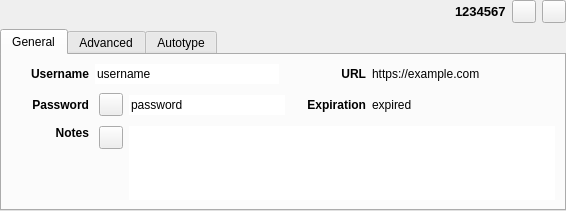
Old version of the form src/gui/EntryPreviewWidget.ui in the repository ziah/keepassxc.
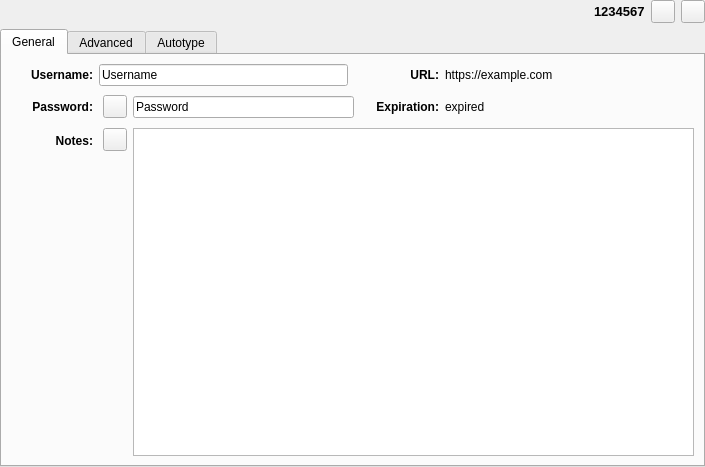
New version of the form. Custom widgets are drawn as their Qt base class.

Commit message: Lots of UI tweaks, use system theme icons, enable QLineEdit borders, allow renaming attachments

What changed in the file:
```diff
--- a/src/gui/EntryPreviewWidget.ui
+++ b/src/gui/EntryPreviewWidget.ui
@@ -6,8 +6,8 @@
    <rect>
     <x>0</x>
     <y>0</y>
-    <width>566</width>
-    <height>169</height>
+    <width>705</width>
+    <height>467</height>
    </rect>
   </property>
   <layout class="QVBoxLayout" name="verticalLayout_7">
@@ -172,7 +172,72 @@
               <property name="bottomMargin">
                <number>0</number>
               </property>
-              <item row="1" column="1">
+              <item row="3" column="0">
+               <spacer name="entryLeftHorizontalSpacer_2">
+                <property name="orientation">
+                 <enum>Qt::Horizontal</enum>
+                </property>
+                <property name="sizeType">
+                 <enum>QSizePolicy::Fixed</enum>
+                </property>
+                <property name="sizeHint" stdset="0">
+                 <size>
+                  <width>20</width>
+                  <height>30</height>
+                 </size>
+                </property>
+               </spacer>
+              </item>
+              <item row="4" column="5" colspan="5">
+               <layout class="QHBoxLayout" name="horizontalLayout_3" stretch="0,0">
+                <property name="spacing">
+                 <number>6</number>
+                </property>
+                <property name="leftMargin">
+                 <number>4</number>
+                </property>
+                <item alignment="Qt::AlignTop">
+                 <widget class="QToolButton" name="toggleEntryNotesButton">
+                  <property name="text">
+                   <string/>
+                  </property>
+                  <property name="checkable">
+                   <bool>true</bool>
+                  </property>
+                 </widget>
+                </item>
+                <item>
+                 <widget class="QTextEdit" name="entryNotesTextEdit">
+                  <property name="readOnly">
+                   <bool>true</bool>
+                  </property>
+                 </widget>
+                </item>
+               </layout>
+              </item>
+              <item row="3" column="8">
+               <widget class="QLabel" name="entryExpirationTitleLabel">
+                <property name="sizePolicy">
+                 <sizepolicy hsizetype="Minimum" vsizetype="Preferred">
+                  <horstretch>0</horstretch>
+                  <verstretch>0</verstretch>
+                 </sizepolicy>
+                </property>
+                <property name="font">
+                 <font>
+                  <weight>75</weight>
+                  <bold>true</bold>
+                 </font>
+                </property>
+                <property name="text">
+                 <string>Expiration:</string>
+                </property>
+                <property name="alignment">
+                 <set>Qt::AlignRight|Qt::AlignTrailing|Qt::AlignVCenter</set>
+                </property>
+               </widget>
+              </item>
+              <item row="3" column="1">
                <widget class="QLabel" name="entryPasswordTitleLabel">
                 <property name="sizePolicy">
                  <sizepolicy hsizetype="Minimum" vsizetype="Preferred">
@@ -187,13 +252,45 @@
                  </font>
                 </property>
                 <property name="text">
-                 <string>Password</string>
+                 <string>Password:</string>
                 </property>
                 <property name="alignment">
                  <set>Qt::AlignRight|Qt::AlignTrailing|Qt::AlignVCenter</set>
                 </property>
                </widget>
               </item>
+              <item row="0" column="7">
+               <spacer name="entryMiddleHorizontalSpacer">
+                <property name="orientation">
+                 <enum>Qt::Horizontal</enum>
+                </property>
+                <property name="sizeType">
+                 <enum>QSizePolicy::Fixed</enum>
+                </property>
+                <property name="sizeHint" stdset="0">
+                 <size>
+                  <width>10</width>
+                  <height>20</height>
+                 </size>
+                </property>
+               </spacer>
+              </item>
+              <item row="4" column="0">
+               <spacer name="entryLeftHorizontalSpacer_5">
+                <property name="orientation">
+                 <enum>Qt::Horizontal</enum>
+                </property>
+                <property name="sizeType">
+                 <enum>QSizePolicy::Fixed</enum>
+                </property>
+                <property name="sizeHint" stdset="0">
+                 <size>
+                  <width>20</width>
+                  <height>20</height>
+                 </size>
+                </property>
+               </spacer>
+              </item>
               <item row="0" column="0">
                <spacer name="entryLeftHorizontalSpacer">
                 <property name="orientation">
@@ -210,7 +307,7 @@
                 </property>
                </spacer>
               </item>
-              <item row="1" column="2" colspan="2">
+              <item row="3" column="5" colspan="2">
                <layout class="QHBoxLayout" name="horizontalLayout_2" stretch="0,0">
                 <property name="spacing">
                  <number>6</number>
@@ -230,20 +327,8 @@
                 </item>
                 <item>
                  <widget class="QLineEdit" name="entryPasswordLabel">
-                  <property name="minimumSize">
-                   <size>
-                    <width>150</width>
-                    <height>0</height>
-                   </size>
-                  </property>
-                  <property name="focusPolicy">
-                   <enum>Qt::ClickFocus</enum>
-                  </property>
                   <property name="text">
-                   <string notr="true">password</string>
-                  </property>
-                  <property name="frame">
-                   <bool>false</bool>
+                   <string notr="true">Password</string>
                   </property>
                   <property name="dragEnabled">
                    <bool>true</bool>
@@ -255,23 +340,7 @@
                 </item>
                </layout>
               </item>
-              <item row="0" column="4">
-               <spacer name="entryMiddleHorizontalSpacer">
-                <property name="orientation">
-                 <enum>Qt::Horizontal</enum>
-                </property>
-                <property name="sizeType">
-                 <enum>QSizePolicy::Fixed</enum>
-                </property>
-                <property name="sizeHint" stdset="0">
-                 <size>
-                  <width>10</width>
-                  <height>20</height>
-                 </size>
-                </property>
-               </spacer>
-              </item>
-              <item row="0" column="6">
+              <item row="0" column="9">
                <widget class="ElidedLabel" name="entryUrlLabel">
                 <property name="sizePolicy">
                  <sizepolicy hsizetype="Expanding" vsizetype="Preferred">
@@ -299,51 +368,7 @@
                 </property>
                </widget>
               </item>
-              <item row="2" column="1">
-               <widget class="QLabel" name="entryNotesTitleLabel">
-                <property name="sizePolicy">
-                 <sizepolicy hsizetype="Minimum" vsizetype="Preferred">
-                  <horstretch>0</horstretch>
-                  <verstretch>0</verstretch>
-                 </sizepolicy>
-                </property>
-                <property name="font">
-                 <font>
-                  <weight>75</weight>
-                  <bold>true</bold>
-                 </font>
-                </property>
-                <property name="text">
-                 <string>Notes</string>
-                </property>
-                <property name="alignment">
-                 <set>Qt::AlignRight|Qt::AlignTop|Qt::AlignTrailing</set>
-                </property>
-               </widget>
-              </item>
-              <item row="1" column="5">
-               <widget class="QLabel" name="entryExpirationTitleLabel">
-                <property name="sizePolicy">
-                 <sizepolicy hsizetype="Minimum" vsizetype="Preferred">
-                  <horstretch>0</horstretch>
-                  <verstretch>0</verstretch>
-                 </sizepolicy>
-                </property>
-                <property name="font">
-                 <font>
-                  <weight>75</weight>
-                  <bold>true</bold>
-                 </font>
-                </property>
-                <property name="text">
-                 <string>Expiration</string>
-                </property>
-                <property name="alignment">
-                 <set>Qt::AlignRight|Qt::AlignTrailing|Qt::AlignVCenter</set>
-                </property>
-               </widget>
-              </item>
-              <item row="1" column="6">
+              <item row="3" column="9">
                <widget class="QLabel" name="entryExpirationLabel">
                 <property name="sizePolicy">
                  <sizepolicy hsizetype="Expanding" vsizetype="Preferred">
@@ -356,122 +381,7 @@
                 </property>
                </widget>
               </item>
-              <item row="2" column="0">
-               <spacer name="entryLeftHorizontalSpacer_5">
-                <property name="orientation">
-                 <enum>Qt::Horizontal</enum>
-                </property>
-                <property name="sizeType">
-                 <enum>QSizePolicy::Fixed</enum>
-                </property>
-                <property name="sizeHint" stdset="0">
-                 <size>
-                  <width>20</width>
-                  <height>20</height>
-                 </size>
-                </property>
-               </spacer>
-              </item>
-              <item row="1" column="0">
-               <spacer name="entryLeftHorizontalSpacer_2">
-                <property name="orientation">
-                 <enum>Qt::Horizontal</enum>
-                </property>
-                <property name="sizeType">
-                 <enum>QSizePolicy::Fixed</enum>
-                </property>
-                <property name="sizeHint" stdset="0">
-                 <size>
-                  <width>20</width>
-                  <height>30</height>
-                 </size>
-                </property>
-               </spacer>
-              </item>
-              <item row="2" column="2" colspan="5">
-               <layout class="QHBoxLayout" name="horizontalLayout_3" stretch="0,0">
-                <property name="spacing">
-                 <number>6</number>
-                </property>
-                <property name="leftMargin">
-                 <number>4</number>
-                </property>
-                <item alignment="Qt::AlignTop">
-                 <widget class="QToolButton" name="toggleEntryNotesButton">
-                  <property name="text">
-                   <string/>
-                  </property>
-                  <property name="checkable">
-                   <bool>true</bool>
-                  </property>
-                 </widget>
-                </item>
-                <item>
-                 <widget class="QTextEdit" name="entryNotesTextEdit">
-                  <property name="focusPolicy">
-                   <enum>Qt::ClickFocus</enum>
-                  </property>
-                  <property name="frameShape">
-                   <enum>QFrame::NoFrame</enum>
-                  </property>
-                  <property name="frameShadow">
-                   <enum>QFrame::Plain</enum>
-                  </property>
-                  <property name="lineWidth">
-                   <number>0</number>
-                  </property>
-                  <property name="tabChangesFocus">
-                   <bool>true</bool>
-                  </property>
-                  <property name="readOnly">
-                   <bool>true</bool>
-                  </property>
-                 </widget>
-                </item>
-               </layout>
-              </item>
-              <item row="0" column="1">
-               <widget class="QLabel" name="entryUsernameTitleLabel">
-                <property name="sizePolicy">
-                 <sizepolicy hsizetype="Minimum" vsizetype="Preferred">
-                  <horstretch>0</horstretch>
-                  <verstretch>0</verstretch>
-                 </sizepolicy>
-                </property>
-                <property name="font">
-                 <font>
-                  <weight>75</weight>
-                  <bold>true</bold>
-                 </font>
-                </property>
-                <property name="layoutDirection">
-                 <enum>Qt::LeftToRight</enum>
-                </property>
-                <property name="text">
-                 <string>Username</string>
-                </property>
-                <property name="alignment">
-                 <set>Qt::AlignRight|Qt::AlignTrailing|Qt::AlignVCenter</set>
-                </property>
-               </widget>
-              </item>
-              <item row="1" column="4">
-               <spacer name="entryMiddleHorizontalSpacer_3">
-                <property name="orientation">
-                 <enum>Qt::Horizontal</enum>
-                </property>
-                <property name="sizeType">
-                 <enum>QSizePolicy::Fixed</enum>
-                </property>
-                <property name="sizeHint" stdset="0">
-                 <size>
-                  <width>10</width>
-                  <height>20</height>
-                 </size>
-                </property>
-               </spacer>
-              </item>
-              <item row="0" column="5">
+              <item row="0" column="8">
                <widget class="QLabel" name="entryUrlTitleLabel">
                 <property name="sizePolicy">
                  <sizepolicy hsizetype="Minimum" vsizetype="Preferred">
@@ -486,32 +396,17 @@
                  </font>
                 </property>
                 <property name="text">
-                 <string>URL</string>
+                 <string>URL:</string>
                 </property>
                 <property name="alignment">
                  <set>Qt::AlignRight|Qt::AlignTrailing|Qt::AlignVCenter</set>
                 </property>
                </widget>
               </item>
-              <item row="0" column="2">
+              <item row="0" column="5">
                <widget class="QLineEdit" name="entryUsernameLabel">
-                <property name="minimumSize">
-                 <size>
-                  <width>150</width>
-                  <height>0</height>
-                 </size>
-                </property>
-                <property name="focusPolicy">
-                 <enum>Qt::ClickFocus</enum>
-                </property>
                 <property name="text">
-                 <string notr="true">username</string>
-                </property>
-                <property name="frame">
-                 <bool>false</bool>
-                </property>
-                <property name="cursorPosition">
-                 <number>8</number>
+                 <string notr="true">Username</string>
                 </property>
                 <property name="dragEnabled">
                  <bool>true</bool>
@@ -521,6 +416,73 @@
                 </property>
                </widget>
               </item>
+              <item row="3" column="7">
+               <spacer name="entryMiddleHorizontalSpacer_3">
+                <property name="orientation">
+                 <enum>Qt::Horizontal</enum>
+                </property>
+                <property name="sizeType">
+                 <enum>QSizePolicy::Fixed</enum>
+                </property>
+                <property name="sizeHint" stdset="0">
+                 <size>
+                  <width>10</width>
+                  <height>20</height>
+                 </size>
+                </property>
+               </spacer>
+              </item>
+              <item row="0" column="1">
+               <widget class="QLabel" name="entryUsernameTitleLabel">
+                <property name="sizePolicy">
+                 <sizepolicy hsizetype="Minimum" vsizetype="Preferred">
+                  <horstretch>0</horstretch>
+                  <verstretch>0</verstretch>
+                 </sizepolicy>
+                </property>
+                <property name="font">
+                 <font>
+                  <weight>75</weight>
+                  <bold>true</bold>
+                 </font>
+                </property>
+                <property name="text">
+                 <string>Username:</string>
+                </property>
+                <property name="alignment">
+                 <set>Qt::AlignRight|Qt::AlignTrailing|Qt::AlignVCenter</set>
+                </property>
+               </widget>
+              </item>
+              <item row="4" column="1">
+               <layout class="QVBoxLayout" name="verticalLayout">
+                <property name="topMargin">
+                 <number>6</number>
+                </property>
+                <item>
+                 <widget class="QLabel" name="entryNotesTitleLabel">
+                  <property name="sizePolicy">
+                   <sizepolicy hsizetype="Minimum" vsizetype="Preferred">
+                    <horstretch>0</horstretch>
+                    <verstretch>0</verstretch>
+                   </sizepolicy>
+                  </property>
+                  <property name="font">
+                   <font>
+                    <weight>75</weight>
+                    <bold>true</bold>
+                   </font>
+                  </property>
+                  <property name="text">
+                   <string>Notes:</string>
+                  </property>
+                  <property name="alignment">
+                   <set>Qt::AlignRight|Qt::AlignTop|Qt::AlignTrailing</set>
+                  </property>
+                 </widget>
+                </item>
+               </layout>
+              </item>
              </layout>
             </widget>
            </item>
```
Left out of the diff: 16 changed lines with no effect on the pictures. The commit also changes 27 other files.
